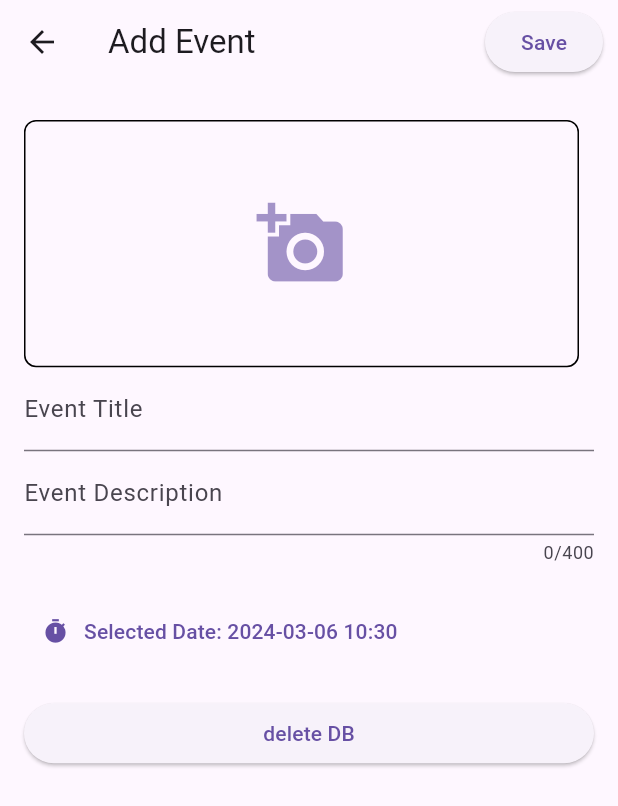
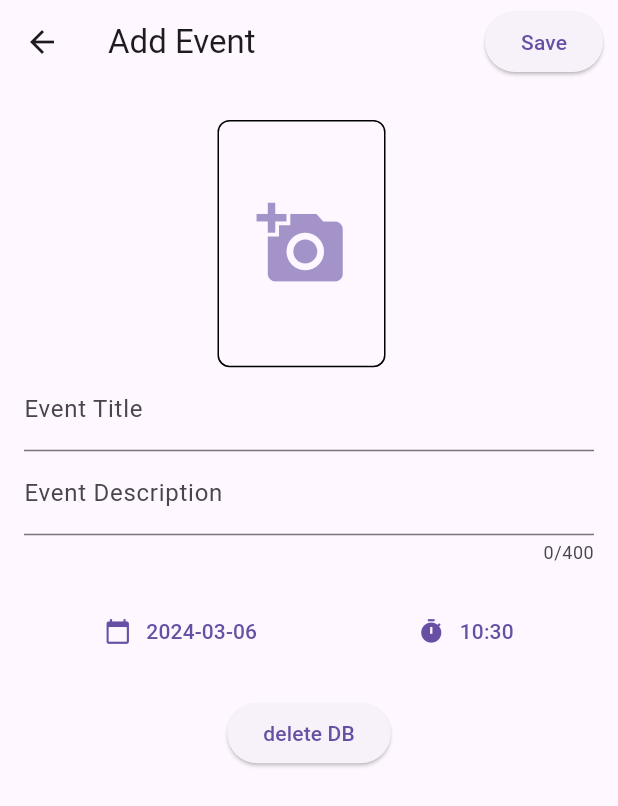
Before and after one commit to Zhenya-Mykhalskyi/calendar-bloc, a Flutter app: the AddEventScreen screen opened directly, on a phone screen of 412 x 824 dp. Shown: the top 806 px of the screen. Run offline on Flutter 3.47's test engine with Material 3 defaults, Android fonts, the phone set to English and light mode, and no system bars; our stand-ins replace equatable, flutter_bloc, image_picker, sqflite, table_calendar; accounts and stored records are empty.

Commit message:
feat: split date and time pickers

```diff
--- a/lib/features/add_event/view/add_event_screen.dart
+++ b/lib/features/add_event/view/add_event_screen.dart
@@ -23,10 +23,11 @@ class AddEventScreen extends StatefulWidget {
 }
 
 class _AddEventScreenState extends State<AddEventScreen> {
+  final _eventFormKey = GlobalKey<FormState>();
   final TextEditingController _titleController = TextEditingController();
   final TextEditingController _descriptionController = TextEditingController();
-  final _eventFormKey = GlobalKey<FormState>();
   DateTime _selectedDate = DateTime.now();
+
   String? _currentImagePath;
   File? _pickedImage;
 
@@ -45,7 +46,7 @@ class _AddEventScreenState extends State<AddEventScreen> {
     _pickedImage = image;
   }
 
-  void _handleDatePicked(DateTime? dateTime) {
+  void _handleDateTimePicked(DateTime? dateTime) {
     setState(() {
       _selectedDate = dateTime!;
     });
@@ -97,7 +98,6 @@ class _AddEventScreenState extends State<AddEventScreen> {
         child: Form(
           key: _eventFormKey,
           child: Column(
-            crossAxisAlignment: CrossAxisAlignment.stretch,
             children: [
               PickImage(
                 onImagePicked: _handleImagePicked,
@@ -139,9 +139,20 @@ class _AddEventScreenState extends State<AddEventScreen> {
               ),
               Padding(
                 padding: const EdgeInsets.symmetric(vertical: 20),
-                child: DatePicker(
-                  onDatePicked: _handleDatePicked,
-                  currentDateTime: _selectedDate,
+                child: Row(
+                  mainAxisAlignment: MainAxisAlignment.spaceAround,
+                  children: [
+                    DatePicker(
+                      isTimePicker: false,
+                      onDatePicked: _handleDateTimePicked,
+                      currentDateTime: _selectedDate,
+                    ),
+                    DatePicker(
+                      isTimePicker: true,
+                      onDatePicked: _handleDateTimePicked,
+                      currentDateTime: _selectedDate,
+                    ),
+                  ],
                 ),
               ),
               ElevatedButton(
--- a/lib/features/add_event/widgets/date_time_picker.dart
+++ b/lib/features/add_event/widgets/date_time_picker.dart
@@ -1,17 +1,18 @@
-// ignore_for_file: use_build_context_synchronously
+import 'package:flutter/material.dart';
 
-import 'package:flutter/material.dart';
 import 'package:keym_calendar/helpers/date_formater.dart';
 
 class DatePicker extends StatefulWidget {
   final void Function(DateTime? dateTime) onDatePicked;
+  final bool isTimePicker;
   final DateTime? currentDateTime;
 
   const DatePicker({
-    super.key,
+    Key? key,
     required this.onDatePicked,
     required this.currentDateTime,
-  });
+    required this.isTimePicker,
+  }) : super(key: key);
 
   @override
   State<DatePicker> createState() => _DatePickerState();
@@ -23,40 +24,65 @@ class _DatePickerState extends State<DatePicker> {
   Future<void> _selectDate(BuildContext context) async {
     final DateTime? pickedDate = await showDatePicker(
       context: context,
-      initialDate: _selectedDate,
+      initialDate: widget.currentDateTime ?? DateTime.now(),
       firstDate: DateTime(2000),
       lastDate: DateTime(2101),
     );
+
     if (pickedDate != null) {
-      final TimeOfDay? pickedTime = await showTimePicker(
-        context: context,
-        initialTime: TimeOfDay.fromDateTime(_selectedDate),
-      );
-      if (pickedTime != null) {
-        final DateTime pickedDateTime = DateTime(
+      final DateTime newDateTime = DateTime(
         pickedDate.year,
         pickedDate.month,
         pickedDate.day,
+        widget.currentDateTime?.hour ?? 0,
+        widget.currentDateTime?.minute ?? 0,
+      );
+
+      setState(() {
+        _selectedDate = newDateTime;
+      });
+      widget.onDatePicked(_selectedDate);
+    }
+  }
+
+  Future<void> _selectTime(BuildContext context) async {
+    final TimeOfDay? pickedTime = await showTimePicker(
+      context: context,
+      initialTime:
+          TimeOfDay.fromDateTime(widget.currentDateTime ?? DateTime.now()),
+    );
+
+    if (pickedTime != null) {
+      final DateTime newDateTime = DateTime(
+        widget.currentDateTime!.year,
+        widget.currentDateTime!.month,
+        widget.currentDateTime!.day,
         pickedTime.hour,
         pickedTime.minute,
       );
 
-        _selectedDate = pickedDateTime;
+      setState(() {
+        _selectedDate = newDateTime;
+      });
       widget.onDatePicked(_selectedDate);
-      }
     }
   }
 
   @override
   Widget build(BuildContext context) {
     return TextButton(
-      onPressed: () => _selectDate(context),
+      onPressed: () =>
+          widget.isTimePicker ? _selectTime(context) : _selectDate(context),
       child: Row(
         children: [
-          const Icon(Icons.timer),
+          Icon(widget.isTimePicker ? Icons.timer : Icons.calendar_today),
           const SizedBox(width: 10),
           Text(
-            'Selected Date: ${DateTimeHelper.formatDateTime(widget.currentDateTime ?? _selectedDate)}',
+            widget.isTimePicker
+                ? DateTimeHelper.formatDateTimeOnlyTime(
+                    widget.currentDateTime ?? _selectedDate)
+                : DateTimeHelper.formatDateTimeOnlyDate(
+                    widget.currentDateTime ?? _selectedDate),
           ),
         ],
       ),
```
Lines whose indentation alone changed are shown as unchanged.
